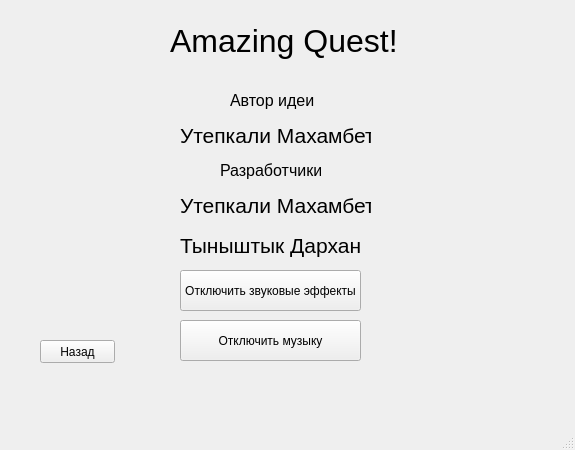
First picture: the form in data/AmazingQuestSettings.ui, repository hecker0makhambet/PyQt_Project, before the edit.
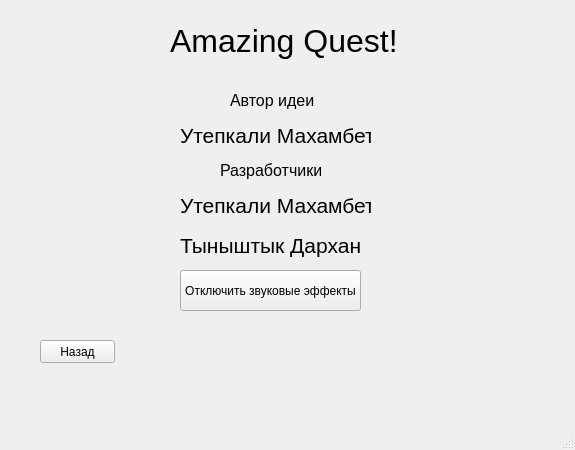
Second picture: the form after the edit.

```diff
--- a/data/AmazingQuestSettings.ui
+++ b/data/AmazingQuestSettings.ui
@@ -61,19 +61,6 @@
      <string>Отключить звуковые эффекты</string>
     </property>
    </widget>
-   <widget class="QPushButton" name="btn_soundtrack">
-    <property name="geometry">
-     <rect>
-      <x>180</x>
-      <y>320</y>
-      <width>181</width>
-      <height>41</height>
-     </rect>
-    </property>
-    <property name="text">
-     <string>Отключить музыку</string>
-    </property>
-   </widget>
    <widget class="QLabel" name="label_2">
     <property name="geometry">
      <rect>
```
